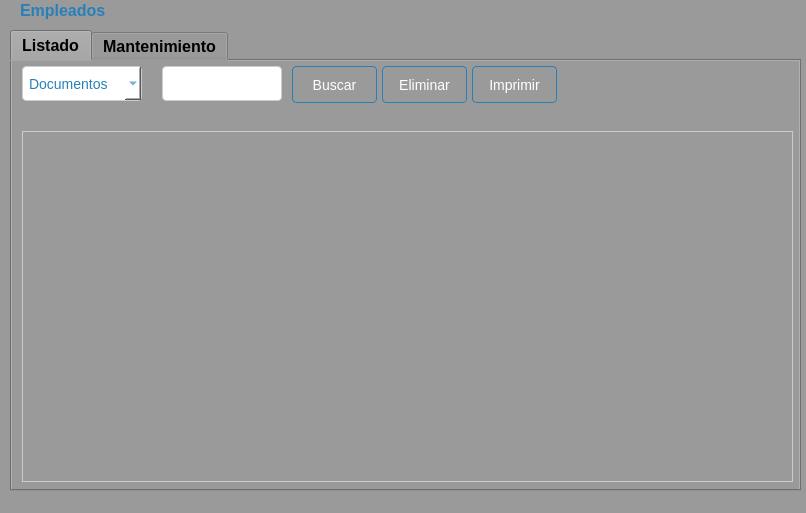
The window that Sistema de ventas/ui/FrmEmpleado.ui (CodeDrTech/DevelopPython) describes before a commit, drawn with Qt 5.
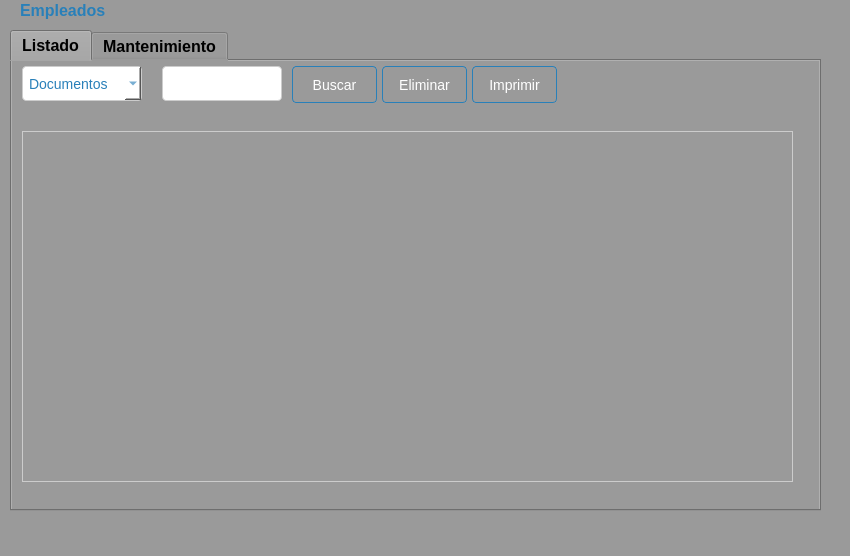
The same window after the commit.

What changed in the file:
```diff
--- a/Sistema de ventas/ui/FrmEmpleado.ui
+++ b/Sistema de ventas/ui/FrmEmpleado.ui
@@ -9,8 +9,8 @@
    <rect>
     <x>0</x>
     <y>0</y>
-    <width>806</width>
-    <height>513</height>
+    <width>850</width>
+    <height>556</height>
    </rect>
   </property>
   <property name="windowTitle">
@@ -57,8 +57,8 @@
      <rect>
       <x>10</x>
       <y>30</y>
-      <width>791</width>
-      <height>461</height>
+      <width>811</width>
+      <height>481</height>
      </rect>
     </property>
     <property name="toolTip">
```
Left out of the diff: 2 changed lines with no effect on the pictures.
